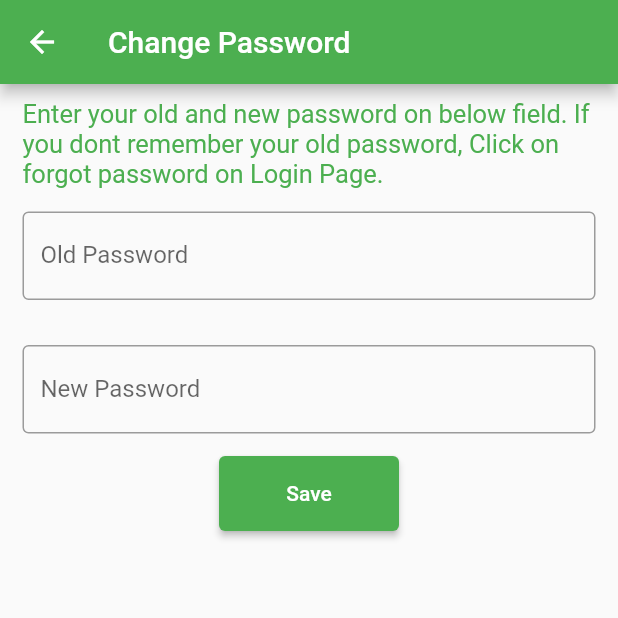
After one commit to sumanhope/RuralApp, a Flutter app: the Changepassword screen opened directly, after a tap on "Save", on a phone screen of 412 x 824 dp, the top half of it. The commit adds this screen. Run offline on Flutter 3.47's test engine with Material 2 defaults, Android fonts, the phone set to English and light mode, and no system bars; our stand-ins replace cloud_firestore, curved_navigation_bar, firebase_auth, firebase_core; accounts and stored records are empty.

Commit message:
small changes

```diff
--- a/lib/Department/education.dart
+++ b/lib/Department/education.dart
@@ -176,7 +176,7 @@ class _EducationPageState extends State<EducationPage> {
                 FirebaseFirestore.instance.collection("education").snapshots(),
             builder: (context, snapshot) {
               if (snapshot.connectionState == ConnectionState.waiting) {
-                return const CircularProgressIndicator();
+                return const Center(child: CircularProgressIndicator());
               } else if (snapshot.hasError) {
                 return const Center(
                   child: Text("Something is wrong"),
--- /dev/null
+++ b/lib/User/changepassword.dart
@@ -0,0 +1,97 @@
+import 'package:firebase_auth/firebase_auth.dart';
+import 'package:flutter/material.dart';
+import 'package:rural/landingpage.dart';
+
+class Changepassword extends StatefulWidget {
+  const Changepassword({super.key});
+
+  @override
+  State<Changepassword> createState() => _ChangepasswordState();
+}
+
+class _ChangepasswordState extends State<Changepassword> {
+  var oldpasscontroller = TextEditingController();
+  var newpasscontroller = TextEditingController();
+
+  var auth = FirebaseAuth.instance;
+  var currentuser = FirebaseAuth.instance.currentUser!;
+  Future changepass(oldpassword, newpassword) async {
+    String email = currentuser.email!;
+    debugPrint(email);
+    var cred =
+        EmailAuthProvider.credential(email: email, password: oldpassword);
+    await currentuser.reauthenticateWithCredential(cred).then((value) {
+      currentuser.updatePassword(newpassword);
+    }).catchError((error) {
+      print(error.toString());
+    });
+  }
+
+  @override
+  Widget build(BuildContext context) {
+    return Scaffold(
+      appBar: AppBar(title: const Text("Change Password")),
+      body: Center(
+        child: Column(
+          children: [
+            const Padding(
+              padding: EdgeInsets.only(left: 15.0, right: 15, top: 10),
+              child: Text(
+                "Enter your old and new password on below field."
+                " If you dont remember your old password, "
+                "Click on forgot password on Login Page.",
+                textAlign: TextAlign.left,
+                style: TextStyle(fontSize: 17, color: Colors.green),
+              ),
+            ),
+            Padding(
+              padding: const EdgeInsets.all(15.0),
+              child: TextField(
+                controller: oldpasscontroller,
+                decoration: const InputDecoration(
+                  border: OutlineInputBorder(),
+                  label: Text("Old Password"),
+                ),
+              ),
+            ),
+            Padding(
+              padding: const EdgeInsets.all(15.0),
+              child: TextField(
+                controller: newpasscontroller,
+                decoration: const InputDecoration(
+                  border: OutlineInputBorder(),
+                  label: Text("New Password"),
+                ),
+              ),
+            ),
+            SizedBox(
+              width: 120,
+              height: 50,
+              child: ElevatedButton(
+                onPressed: () async {
+                  if (oldpasscontroller.text.isNotEmpty &&
+                      newpasscontroller.text.isNotEmpty) {
+                    await changepass(
+                            oldpasscontroller.text, newpasscontroller.text)
+                        .then((value) => Navigator.push(
+                              context,
+                              MaterialPageRoute(
+                                builder: (context) => const LandingPage(),
+                              ),
+                            ));
+                  } else {
+                    print("Fill both fields");
+                  }
+                },
+                child: const Text(
+                  "Save",
+                  style: TextStyle(fontSize: 14),
+                ),
+              ),
+            )
+          ],
+        ),
+      ),
+    );
+  }
+}
--- a/lib/User/loginpage.dart
+++ b/lib/User/loginpage.dart
@@ -53,7 +53,7 @@ class _LoginPageState extends State<LoginPage> {
         builder: (context) {
           return const Center(
             child: CircularProgressIndicator(
-              color: Colors.teal,
+              color: Colors.green,
             ),
           );
         });
--- a/lib/navpages/homepage.dart
+++ b/lib/navpages/homepage.dart
@@ -76,7 +76,6 @@ class _HomePageState extends State<HomePage> {
             ),
           ),
         ),
-        endDrawer: MainDrawer(),
         backgroundColor: const Color.fromARGB(255, 220, 217, 217),
         body: SingleChildScrollView(
           child: Stack(
--- a/lib/navpages/profilepage.dart
+++ b/lib/navpages/profilepage.dart
@@ -1,6 +1,7 @@
 import 'package:cloud_firestore/cloud_firestore.dart';
 import 'package:firebase_auth/firebase_auth.dart';
 import 'package:flutter/material.dart';
+import 'package:rural/User/changepassword.dart';
 import 'package:rural/User/loginpage.dart';
 import 'package:rural/User/username.dart';
 
@@ -86,6 +87,19 @@ class _ProfilePageState extends State<ProfilePage> {
                 press: () {},
               ),
               ProfileMenu(
+                text: "Change Password",
+                firsticon: Icons.password,
+                secondicon: Icons.chevron_right_sharp,
+                press: () {
+                  Navigator.push(
+                    context,
+                    MaterialPageRoute(
+                      builder: (context) => const Changepassword(),
+                    ),
+                  );
+                },
+              ),
+              ProfileMenu(
                 text: "Logout",
                 firsticon: Icons.logout,
                 secondicon: Icons.chevron_right_sharp,
```
Also changed, not shown: 1 other file.
